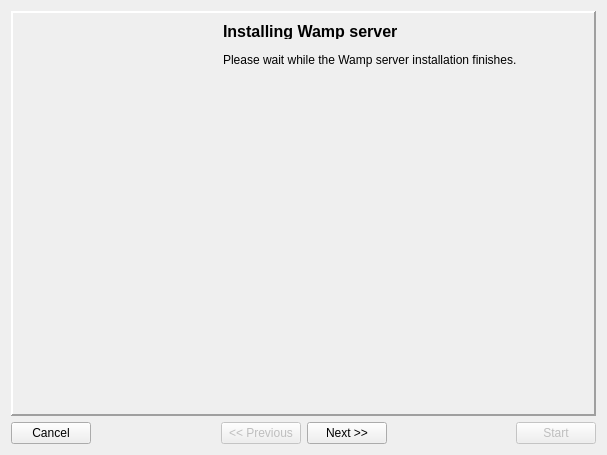
Old version of the form install/dlgMain.ui in the repository tbikfalvi/Belenus.
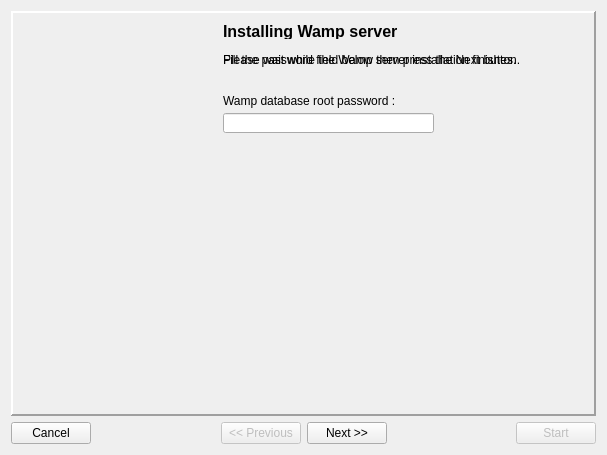
New version of the form. Icons and pictures are not drawn.

Diff of the .ui file:
```diff
--- a/install/dlgMain.ui
+++ b/install/dlgMain.ui
@@ -663,6 +663,48 @@
         <set>Qt::AlignLeading|Qt::AlignLeft|Qt::AlignTop</set>
        </property>
       </widget>
+      <widget class="QLabel" name="lblText3_2">
+       <property name="geometry">
+        <rect>
+         <x>210</x>
+         <y>40</y>
+         <width>361</width>
+         <height>21</height>
+        </rect>
+       </property>
+       <property name="text">
+        <string>Fill the password field below then press the Next button.</string>
+       </property>
+       <property name="alignment">
+        <set>Qt::AlignLeading|Qt::AlignLeft|Qt::AlignTop</set>
+       </property>
+      </widget>
+      <widget class="QLabel" name="lblText3_3">
+       <property name="geometry">
+        <rect>
+         <x>210</x>
+         <y>80</y>
+         <width>221</width>
+         <height>16</height>
+        </rect>
+       </property>
+       <property name="text">
+        <string>Wamp database root password :</string>
+       </property>
+      </widget>
+      <widget class="QLineEdit" name="ledDBRootPassword">
+       <property name="geometry">
+        <rect>
+         <x>210</x>
+         <y>100</y>
+         <width>211</width>
+         <height>20</height>
+        </rect>
+       </property>
+       <property name="echoMode">
+        <enum>QLineEdit::Password</enum>
+       </property>
+      </widget>
      </widget>
      <widget class="QWidget" name="pageDatabase">
       <widget class="QLabel" name="lblTitleDatabaseInstall">
```
